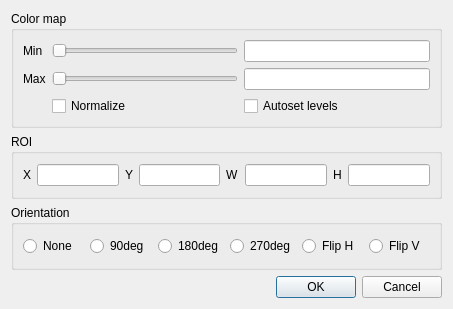
ebramyoussef/mods-ui, file mods_ui/image_settings_2.ui: the form before one commit.
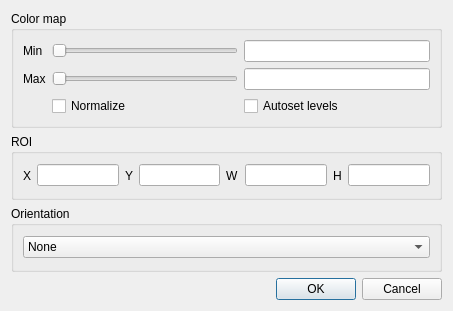
The form after the commit.

Patch:
```diff
--- a/mods_ui/image_settings_2.ui
+++ b/mods_ui/image_settings_2.ui
@@ -7,7 +7,7 @@
     <x>0</x>
     <y>0</y>
     <width>453</width>
-    <height>309</height>
+    <height>311</height>
    </rect>
   </property>
   <property name="windowTitle">
@@ -127,45 +127,37 @@
      </property>
      <layout class="QHBoxLayout" name="horizontalLayout_2">
       <item>
-       <widget class="QRadioButton" name="noneRadioButton">
+       <widget class="QComboBox" name="orientationComboBox">
+        <item>
         <property name="text">
          <string>None</string>
         </property>
-       </widget>
       </item>
       <item>
-       <widget class="QRadioButton" name="ninetyRadioButton">
         <property name="text">
          <string>90deg</string>
         </property>
-       </widget>
       </item>
       <item>
-       <widget class="QRadioButton" name="hundredEightyRadioButton">
         <property name="text">
          <string>180deg</string>
         </property>
-       </widget>
       </item>
       <item>
-       <widget class="QRadioButton" name="twoHundredSeventyRadioButton">
         <property name="text">
          <string>270deg</string>
         </property>
-       </widget>
       </item>
       <item>
-       <widget class="QRadioButton" name="flipHRadioButton">
         <property name="text">
          <string>Flip H</string>
         </property>
-       </widget>
       </item>
       <item>
-       <widget class="QRadioButton" name="flipVRadioButton">
         <property name="text">
          <string>Flip V</string>
         </property>
+        </item>
        </widget>
       </item>
      </layout>
```
Lines whose indentation alone changed are shown as unchanged.
